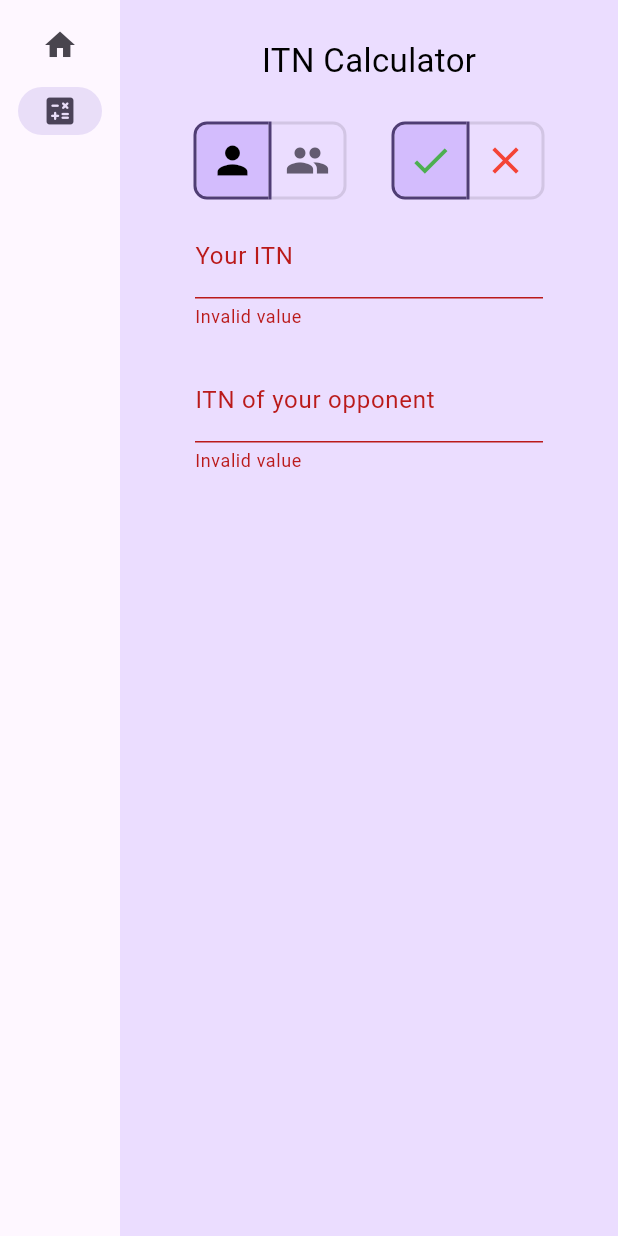
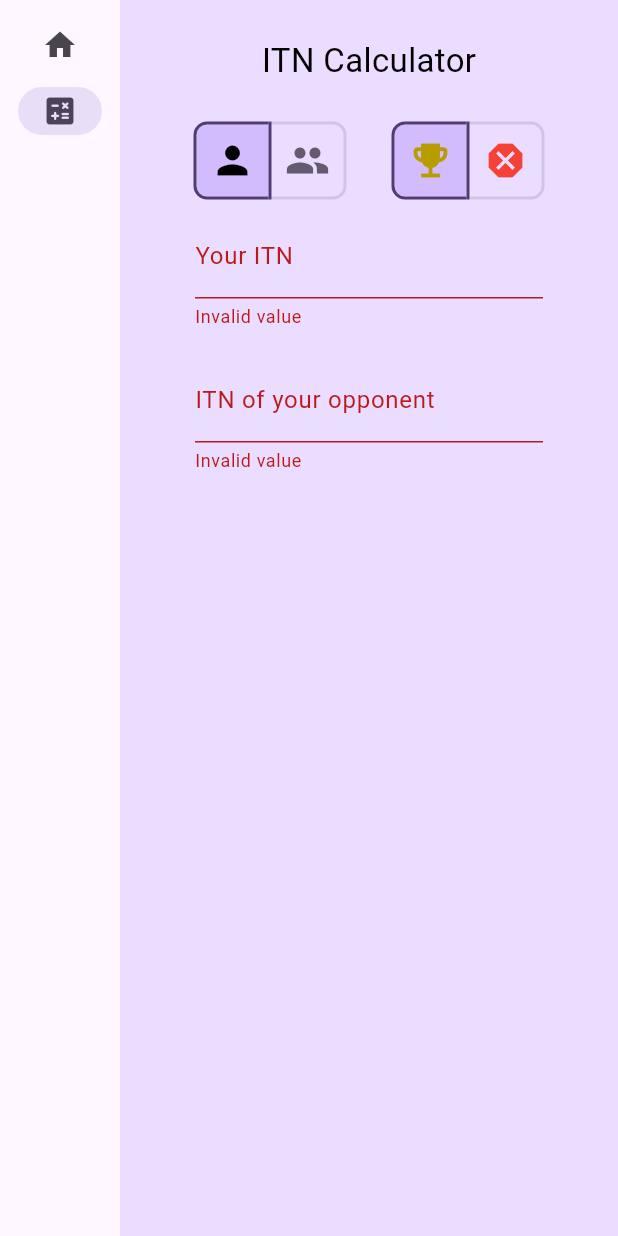
Before and after one commit to icqun/itn-calculator, a Flutter app: the screen it shows after launch, after a tap on "ITN Calculator", on a phone screen of 412 x 824 dp. Run offline on Flutter 3.47's test engine with Material 3 defaults, Android fonts, the phone set to English and light mode, and no system bars.

Commit message:
feat: change icons

```diff
--- a/itn_calculator_flutter_app/lib/main.dart
+++ b/itn_calculator_flutter_app/lib/main.dart
@@ -10,8 +10,8 @@ const List<Widget> modeIcons = <Widget>[
 ];
 
 const List<Widget> successIcons = <Widget>[
-  Icon(Icons.check, color: Colors.green, size: 30),
-  Icon(Icons.close, color: Colors.red, size: 30),
+  Icon(Icons.emoji_events, color: Color.fromARGB(255, 183, 156, 2), size: 30),
+  Icon(Icons.dangerous, color: Colors.red, size: 30),
 ];
 
 void main() {
@@ -274,10 +274,10 @@ class _ITNCalculatorPageState extends State<ITNCalculatorPage> {
                   : Colors.red
               ),
               appState.itnChangeOfUser.isNaN
-                ? ""
+                ? ''
                 : appState.selectedSuccess[0]
-                  ? '- ${appState.itnChangeOfUser.toStringAsFixed(3)}'
-                  : '+ ${appState.itnChangeOfUser.toStringAsFixed(3)}'
+                  ? '- ${appState.itnChangeOfUser.toStringAsFixed(3)} ⟶ ${(appState.itnUser - appState.itnChangeOfUser).toStringAsFixed(3)}'
+                  : '+ ${appState.itnChangeOfUser.toStringAsFixed(3)} ⟶ ${(appState.itnUser + appState.itnChangeOfUser).toStringAsFixed(3)}'
             )
           ],
         ),
@@ -285,6 +285,7 @@ class _ITNCalculatorPageState extends State<ITNCalculatorPage> {
     );
   }
 
+  /*
   Future<dynamic> showErrorDialog(BuildContext context) {
     return showDialog(
       context: context,
@@ -308,7 +309,7 @@ class _ITNCalculatorPageState extends State<ITNCalculatorPage> {
         ),
       )
     );
-  }
+  }*/
 
   TextFormField getITNTextFormField(MyAppState appState, String label, void Function(double) onChangedCallback) {
     return TextFormField(
```
